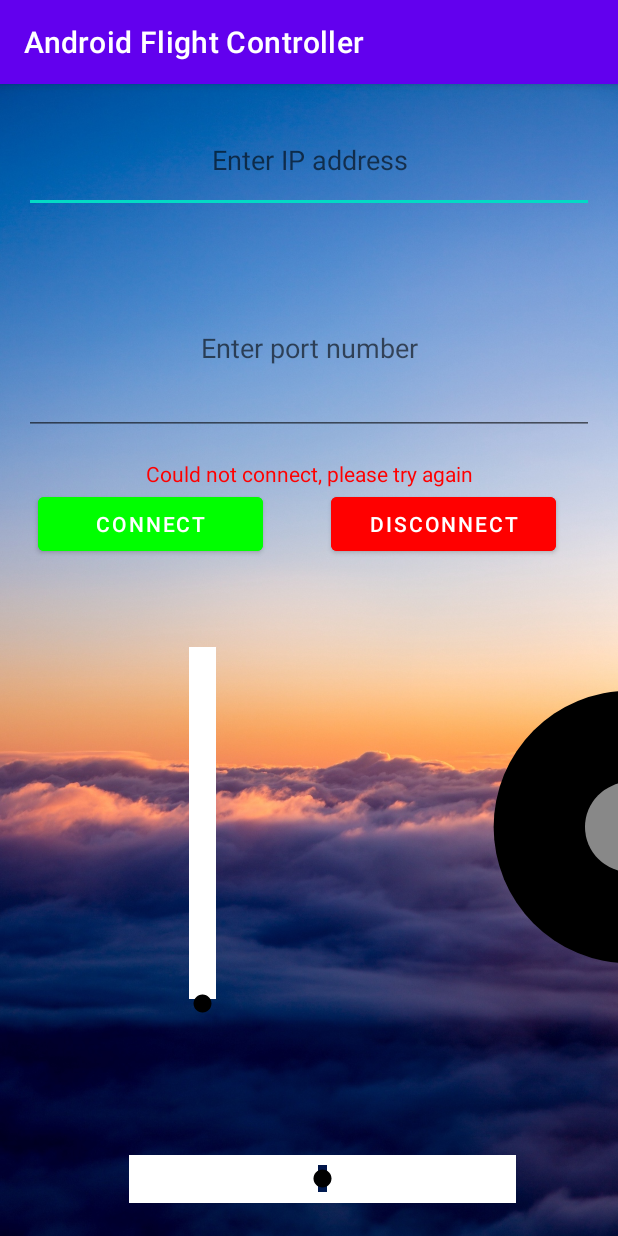
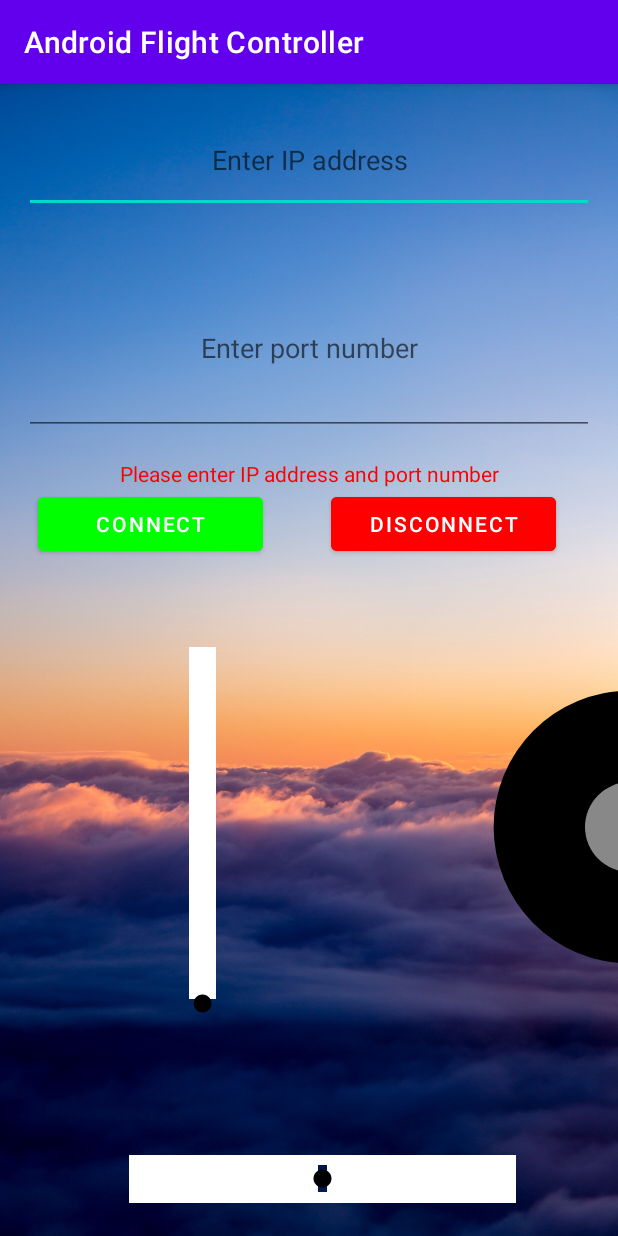
Before and after one commit to nicole257/AndroidFlightController, an Android app: the screen it shows after launch (MainActivity), after a tap on "CONNECT", on a phone screen of 412 x 824 dp. Run offline under Robolectric (Android 15) with nearby library versions, the phone set to English and light mode, and no system bars.

Commit message:
working message of connection/error and of empty fields

```diff
--- a/app/src/main/java/com/example/androidflightcontroller/views/MainActivity.kt
+++ b/app/src/main/java/com/example/androidflightcontroller/views/MainActivity.kt
@@ -79,27 +79,54 @@ class MainActivity : AppCompatActivity() {
         })
     }
 
+    private fun setMessageOn(messageText: TextView, text: String, color: Int){
+        messageText.text = text
+        messageText.setTextColor(color)
+        messageText.visibility = View.VISIBLE
+    }
+    private fun hasValidInput(ip: String, port: String, messageText: TextView): Boolean{
+        if (ip.isEmpty() && port.isEmpty()){
+            setMessageOn(messageText, getString(R.string.emptyFields), Color.RED)
+            return false
+        }
+        if(ip.isEmpty()){
+            setMessageOn(messageText, getString(R.string.emptyIPField), Color.RED)
+            return false
+        }
+        if(port.isEmpty()){
+            setMessageOn(messageText, getString(R.string.emptyPortField), Color.RED)
+            return false
+        }
+        return true
+    }
     private fun connectByInput() {
         val ipEditBox = findViewById<EditText>(R.id.ip_box)
         val ip = ipEditBox.text.toString()
         val portEditBox = findViewById<EditText>(R.id.port_box)
         val port = portEditBox.text.toString()
         val messageText = findViewById<TextView>(R.id.message)
-        //try{
-            vm.connect(ip, port)
-            Thread.sleep(1500)
-            if (vm.isConnected()){
-            messageText.text = getString(R.string.connectSuccess)
+
+        val valid = hasValidInput(ip, port, messageText)
+        if (!valid)
+            return
+
+        // got ip and port
+        vm.connect(ip, port)
+        Thread.sleep(1000)
+        if (vm.isConnected()){
+            setMessageOn(messageText, getString(R.string.connectSuccess), Color.GREEN)
+            /*messageText.text = getString(R.string.connectSuccess)
             messageText.setTextColor(Color.GREEN)
-            messageText.visibility = View.VISIBLE
+            messageText.visibility = View.VISIBLE*/
             // make text of connection
         }
         //catch(e: Exception){
         else{
+            setMessageOn(messageText, getString(R.string.connectError), Color.RED)
             //e.printStackTrace()
-            messageText.text = getString(R.string.connectError)
+            /*messageText.text = getString(R.string.connectError)
             messageText.setTextColor(Color.RED)
-            messageText.visibility = View.VISIBLE
+            messageText.visibility = View.VISIBLE*/
         }
     }
 
--- a/app/src/main/res/values/strings.xml
+++ b/app/src/main/res/values/strings.xml
@@ -8,6 +8,8 @@
     <string name="disconnectError">Could not disconnect, please try again</string>
     <string name="connectSuccess">Connected, enjoy your flight!</string>
     <string name="connectError">Could not connect, please try again</string>
-
+    <string name="emptyIPField">Please enter IP address</string>
+    <string name="emptyPortField">Please enter port number</string>
+    <string name="emptyFields">Please enter IP address and port number</string>
 
 </resources>
```
